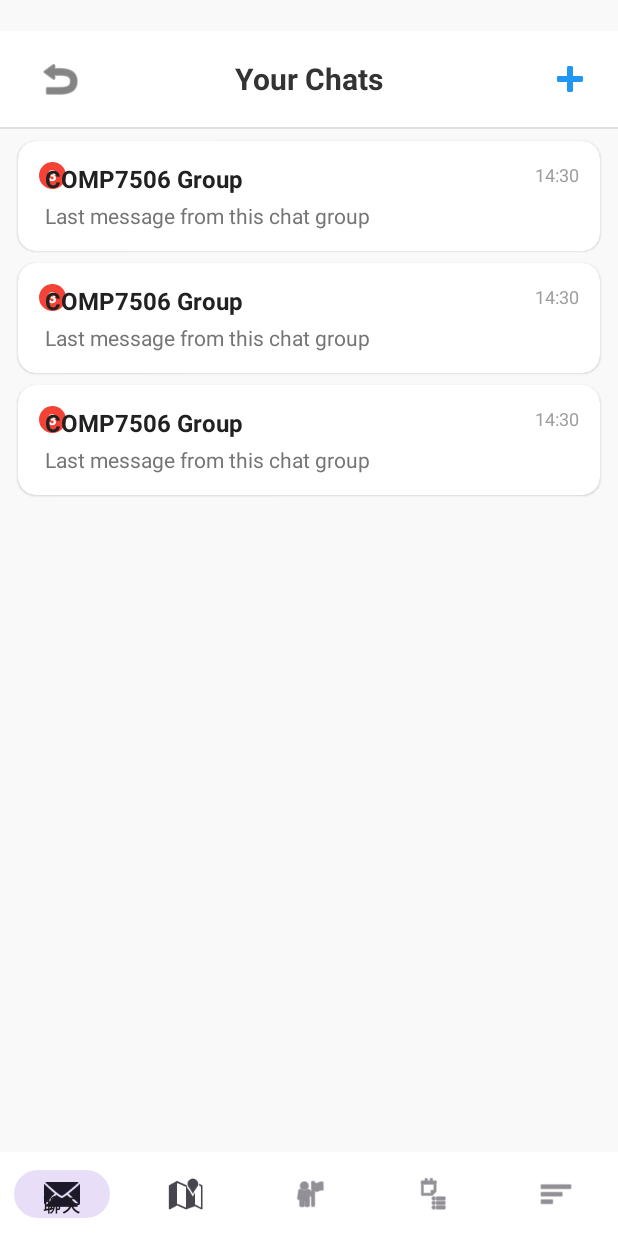
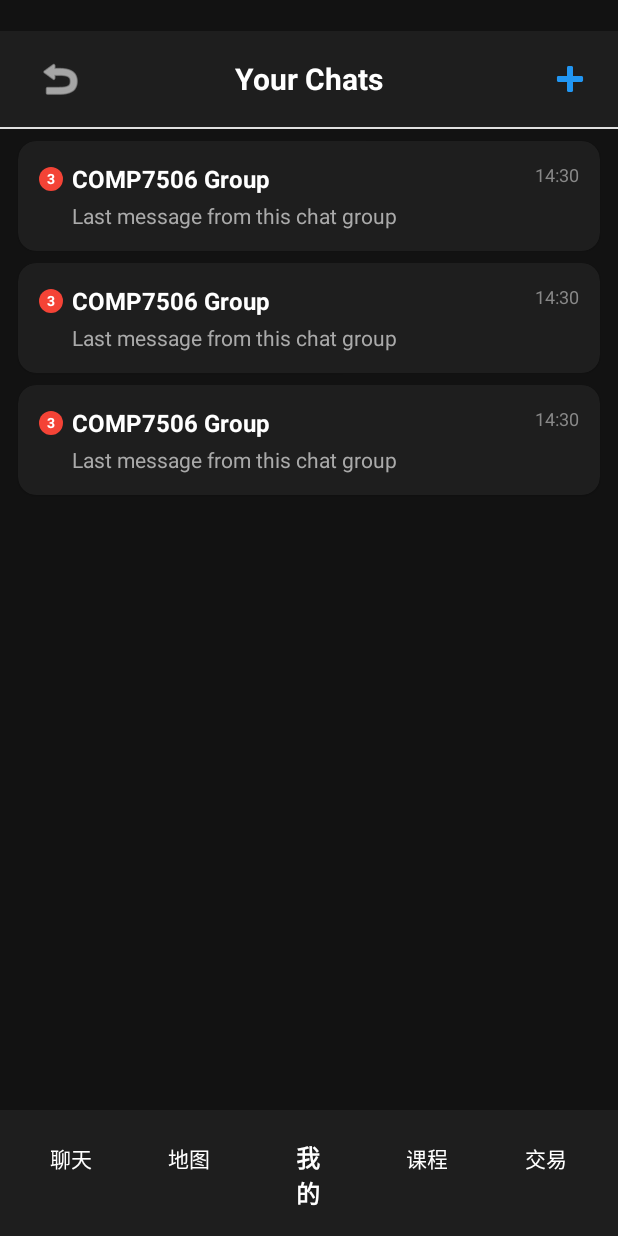
Before and after one commit to LiuRuohui/HKUers, an Android app: the layout activity_chat_list.xml on its own in the app's theme, with its tools: preview values and no code run, on a phone screen of 412 x 824 dp. Run offline under Robolectric (Android 15) with nearby library versions, the phone set to English and light mode, and no system bars.

Commit message:
Chat_List 内容更新 (2.1.2)
修复未读消息红点位置
将未读消息红点移到了群组名称的左侧，与群组名称垂直居中对齐
调整了红点大小和字体样式，使其看起来更加美观
底部导航栏与主页面保持一致
替换了 BottomNavigationView 为 LinearLayout 与按钮组合
使用了与 MainActivity 相同的布局、颜色和样式
更新了 ChatListActivity 代码以适配新的底部导航栏
确保聊天列表可上下滚动
保留了 RecyclerView 的默认滚动功能
确保了约束布局正确设置，列表区域高度会自动适应内容
额外改进：
将整个界面更新为深色主题，与主页面保持一致
调整了文字颜色，使其在深色背景上更易阅读
调整了卡片背景和文字颜色，增强了视觉对比度

```diff
--- a/app/src/main/res/layout/activity_chat_list.xml
+++ b/app/src/main/res/layout/activity_chat_list.xml
@@ -5,7 +5,7 @@
     xmlns:tools="http://schemas.android.com/tools"
     android:layout_width="match_parent"
     android:layout_height="match_parent"
-    android:background="#F9F9F9">
+    android:background="#121212">
 
     <!-- 顶部安全区域，预留系统状态栏位置 -->
     <View
@@ -20,7 +20,7 @@
         android:id="@+id/toolbar"
         android:layout_width="match_parent"
         android:layout_height="?attr/actionBarSize"
-        android:background="@android:color/white"
+        android:background="#1E1E1E"
         android:elevation="4dp"
         app:layout_constraintTop_toBottomOf="@id/statusBarSpace">
 
@@ -33,7 +33,7 @@
             android:background="?attr/selectableItemBackgroundBorderless"
             android:contentDescription="Back to previous page"
             android:src="@android:drawable/ic_menu_revert"
-            android:tint="#333333" />
+            android:tint="#FFFFFF" />
 
         <!-- 页面标题 -->
         <TextView
@@ -44,7 +44,7 @@
             android:text="Your Chats"
             android:textSize="20sp"
             android:textStyle="bold"
-            android:textColor="#333333" />
+            android:textColor="#FFFFFF" />
 
         <!-- 新建聊天室按钮 -->
         <ImageButton
@@ -80,7 +80,7 @@
         android:paddingEnd="12dp"
         app:layoutManager="androidx.recyclerview.widget.LinearLayoutManager"
         app:layout_constraintTop_toBottomOf="@id/divider"
-        app:layout_constraintBottom_toTopOf="@id/bottomNavigation"
+        app:layout_constraintBottom_toTopOf="@id/bottom_navigation"
         tools:listitem="@layout/item_chat_group" />
 
     <!-- 空列表提示 -->
@@ -93,18 +93,72 @@
         android:textColor="#757575"
         android:visibility="gone"
         app:layout_constraintTop_toTopOf="@id/recyclerChatGroups"
-        app:layout_constraintBottom_toTopOf="@id/bottomNavigation"
+        app:layout_constraintBottom_toTopOf="@id/bottom_navigation"
         app:layout_constraintStart_toStartOf="parent"
         app:layout_constraintEnd_toEndOf="parent" />
 
     <!-- 底部导航栏 -->
-    <com.google.android.material.bottomnavigation.BottomNavigationView
-        android:id="@+id/bottomNavigation"
+    <LinearLayout
+        android:id="@+id/bottom_navigation"
         android:layout_width="match_parent"
-        android:layout_height="56dp"
-        android:background="@android:color/white"
-        android:elevation="8dp"
-        app:layout_constraintBottom_toBottomOf="parent"
-        app:menu="@menu/bottom_nav_menu" />
+        android:layout_height="wrap_content"
+        android:layout_alignParentBottom="true"
+        android:orientation="horizontal"
+        android:background="#1E1E1E"
+        android:padding="8dp"
+        app:layout_constraintBottom_toBottomOf="parent">
+
+        <!-- 聊天 -->
+        <Button
+            android:id="@+id/btnChat"
+            android:layout_width="0dp"
+            android:layout_height="wrap_content"
+            android:layout_weight="1"
+            android:text="聊天"
+            android:background="@android:color/transparent"
+            android:textColor="#FFFFFF"/>
+
+        <!-- 地图 -->
+        <Button
+            android:id="@+id/btnMap"
+            android:layout_width="0dp"
+            android:layout_height="wrap_content"
+            android:layout_weight="1"
+            android:text="地图"
+            android:background="@android:color/transparent"
+            android:textColor="#FFFFFF"/>
+
+        <!-- 个人资料（居中放大） -->
+        <Button
+            android:id="@+id/btnProfile"
+            android:layout_width="0dp"
+            android:layout_height="wrap_content"
+            android:layout_weight="1"
+            android:text="我的"
+            android:background="@android:color/transparent"
+            android:textSize="16sp"
+            android:textStyle="bold"
+            android:textColor="#FFFFFF"/>
+
+        <!-- 课程 -->
+        <Button
+            android:id="@+id/btnCourses"
+            android:layout_width="0dp"
+            android:layout_height="wrap_content"
+            android:layout_weight="1"
+            android:text="课程"
+            android:background="@android:color/transparent"
+            android:textColor="#FFFFFF"/>
+
+        <!-- 交易 -->
+        <Button
+            android:id="@+id/btnMarketplace"
+            android:layout_width="0dp"
+            android:layout_height="wrap_content"
+            android:layout_weight="1"
+            android:text="交易"
+            android:background="@android:color/transparent"
+            android:textColor="#FFFFFF"/>
+    </LinearLayout>
 
 </androidx.constraintlayout.widget.ConstraintLayout>
--- a/app/src/main/res/layout/item_chat_group.xml
+++ b/app/src/main/res/layout/item_chat_group.xml
@@ -7,26 +7,28 @@
     android:layout_height="wrap_content"
     android:layout_marginBottom="8dp"
     app:cardCornerRadius="12dp"
-    app:cardElevation="1dp">
+    app:cardElevation="1dp"
+    app:cardBackgroundColor="#1E1E1E">
 
     <androidx.constraintlayout.widget.ConstraintLayout
         android:layout_width="match_parent"
         android:layout_height="wrap_content"
         android:padding="14dp">
 
-        <!-- 未读消息指示器 (左上角) -->
+        <!-- 未读消息指示器 (在组名左侧) -->
         <TextView
             android:id="@+id/tvUnreadCount"
-            android:layout_width="18dp"
-            android:layout_height="18dp"
+            android:layout_width="16dp"
+            android:layout_height="16dp"
             android:background="@drawable/bg_unread_count"
             android:gravity="center"
             android:textColor="#FFFFFF"
-            android:textSize="10sp"
+            android:textSize="9sp"
             android:textStyle="bold"
             android:visibility="gone"
+            app:layout_constraintBottom_toBottomOf="@id/tvGroupName"
             app:layout_constraintStart_toStartOf="parent"
-            app:layout_constraintTop_toTopOf="parent"
+            app:layout_constraintTop_toTopOf="@id/tvGroupName"
             tools:text="3"
             tools:visibility="visible" />
 
@@ -36,10 +38,10 @@
             android:layout_width="0dp"
             android:layout_height="wrap_content"
             android:layout_marginEnd="8dp"
-            android:layout_marginStart="4dp"
+            android:layout_marginStart="22dp"
             android:ellipsize="end"
             android:maxLines="1"
-            android:textColor="#212121"
+            android:textColor="#FFFFFF"
             android:textSize="16sp"
             android:textStyle="bold"
             app:layout_constraintEnd_toStartOf="@id/tvTimestamp"
@@ -53,11 +55,11 @@
             android:layout_width="0dp"
             android:layout_height="wrap_content"
             android:layout_marginEnd="8dp"
-            android:layout_marginStart="4dp"
+            android:layout_marginStart="22dp"
             android:layout_marginTop="4dp"
             android:ellipsize="end"
             android:maxLines="1"
-            android:textColor="#757575"
+            android:textColor="#AAAAAA"
             android:textSize="14sp"
             app:layout_constraintEnd_toStartOf="@id/tvTimestamp"
             app:layout_constraintStart_toStartOf="parent"
@@ -69,7 +71,7 @@
             android:id="@+id/tvTimestamp"
             android:layout_width="wrap_content"
             android:layout_height="wrap_content"
-            android:textColor="#9E9E9E"
+            android:textColor="#888888"
             android:textSize="12sp"
             app:layout_constraintEnd_toEndOf="parent"
             app:layout_constraintTop_toTopOf="parent"
```
Also changed, not shown: app/src/main/java/hk/hku/cs/hkuers/features/chat/ChatListActivity.java (+45 -34 lines), app/src/main/res/menu/bottom_nav_menu.xml (line endings or trailing spaces).
